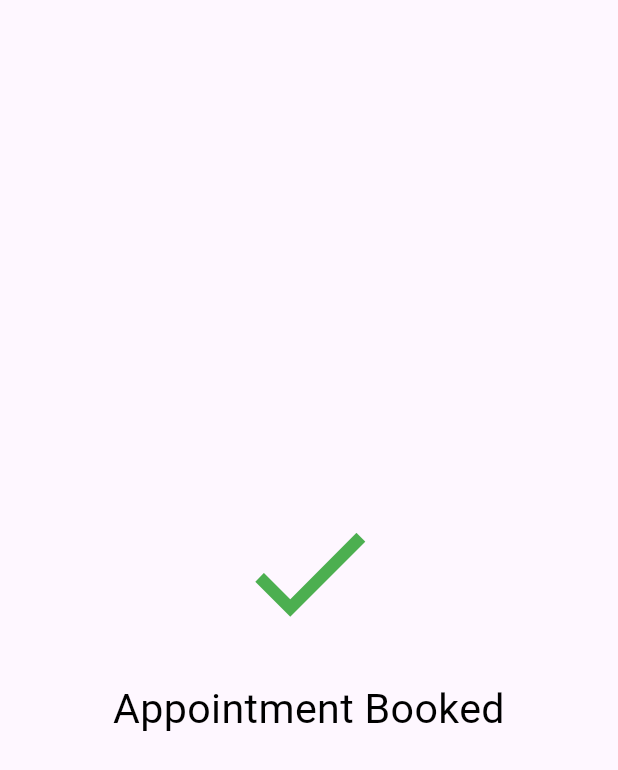
After one commit to ahmedhany20200050/OBA_VCare_App, a Flutter app: the screen it shows after launch, on a phone screen of 412 x 824 dp. The commit adds this screen. Shown: the top 770 px of the screen. Run offline on Flutter 3.47's test engine with Material 2 defaults, Android fonts, the phone set to English and light mode, and no system bars; our stand-ins replace flutter_bloc, flutter_secure_storage, flutter_svg, google_fonts, shared_preferences; missing offline and left inert: animated_snack_bar.

Commit message:
success state screen

```diff
--- a/lib/Features/doctor details(booking)/presentation/views/doctor_details.dart
+++ b/lib/Features/doctor details(booking)/presentation/views/doctor_details.dart
@@ -1,9 +1,7 @@
 import 'package:flutter/material.dart';
 import 'package:flutter_bloc/flutter_bloc.dart';
-import 'package:untitled/Features/doctor%20details(booking)/data/models/doctor_model.dart';
 import 'package:untitled/Features/doctor%20details(booking)/presentation/manager/cubit/doctor_details_cubit.dart';
 import 'package:untitled/Features/doctor%20details(booking)/presentation/manager/cubit/doctor_details_state.dart';
-import 'package:untitled/Features/user_profile/presentation/views/user_profile.dart';
 import 'package:untitled/core/app_colors.dart';
 import 'package:untitled/core/app_styles.dart';
 import 'package:untitled/core/utils/size_config.dart';
--- /dev/null
+++ b/lib/Features/success_state/view/success_screen.dart
@@ -0,0 +1,52 @@
+import 'package:flutter/material.dart';
+import 'package:untitled/core/app_styles.dart';
+import 'package:untitled/core/utils/size_config.dart';
+
+class SuccessStateScreen extends StatefulWidget {
+  const SuccessStateScreen({super.key});
+  static const id = 'SuccessStateScreen';
+
+  @override
+  State<SuccessStateScreen> createState() => _SuccessStateScreenState();
+}
+
+class _SuccessStateScreenState extends State<SuccessStateScreen> {
+  @override
+  void initState() {
+    super.initState();
+    Future.delayed(
+      const Duration(seconds: 2),
+      () {
+        // print('2 second has passed.');
+      },
+    );
+  }
+
+  @override
+  Widget build(BuildContext context) {
+    return Scaffold(
+      body: Column(
+        crossAxisAlignment: CrossAxisAlignment.stretch,
+        mainAxisAlignment: MainAxisAlignment.center,
+        children: [
+          const Icon(
+            Icons.done,
+            size: 100,
+            color: Colors.green,
+          ),
+          SizedBox(
+            height: 16 * SizeConfig.verticalBlock,
+          ),
+          Text(
+            'Appointment Booked',
+            textAlign: TextAlign.center,
+            style: AppStyles.textStyle34w400roboto.copyWith(
+              fontSize: 24 * SizeConfig.textRatio,
+              fontWeight: FontWeight.w500,
+            ),
+          ),
+        ],
+      ),
+    );
+  }
+}
--- a/lib/main.dart
+++ b/lib/main.dart
@@ -11,6 +11,7 @@ import 'package:untitled/Features/home/presentation/views/home_screen.dart';
 import 'package:untitled/Features/login/presentation/manger/cubit/login_cubit.dart';
 // import 'package:untitled/Features/login/presentation/views/login_screen.dart';
 import 'package:untitled/Features/register/presentation/manger/cubit/register_cubit.dart';
+import 'package:untitled/Features/success_state/view/success_screen.dart';
 import 'package:untitled/Features/user_profile/presentation/views/user_profile.dart';
 // import 'package:untitled/Features/user_profile/presentation/views/user_profile.dart';
 // import 'package:untitled/Features/register/presentation/views/register_screen.dart';
@@ -50,7 +51,7 @@ class MyApp extends StatelessWidget {
           colorScheme: ColorScheme.fromSeed(seedColor: Colors.deepPurple),
           useMaterial3: true,
         ),
-        initialRoute: LoginScreen.id,
+        initialRoute: SuccessStateScreen.id,
         routes: {
           LoginScreen.id: (context) => const LoginScreen(),
           RegisterScreen.id: (context) => const RegisterScreen(),
@@ -61,6 +62,7 @@ class MyApp extends StatelessWidget {
           HomeScreen.id: (context) => const HomeScreen(),
           DoctorDetails.id: (context) => const DoctorDetails(),
           UserProfile.id: (context) => const UserProfile(),
+          SuccessStateScreen.id: (context) => const SuccessStateScreen(),
         },
       ),
     );
```
